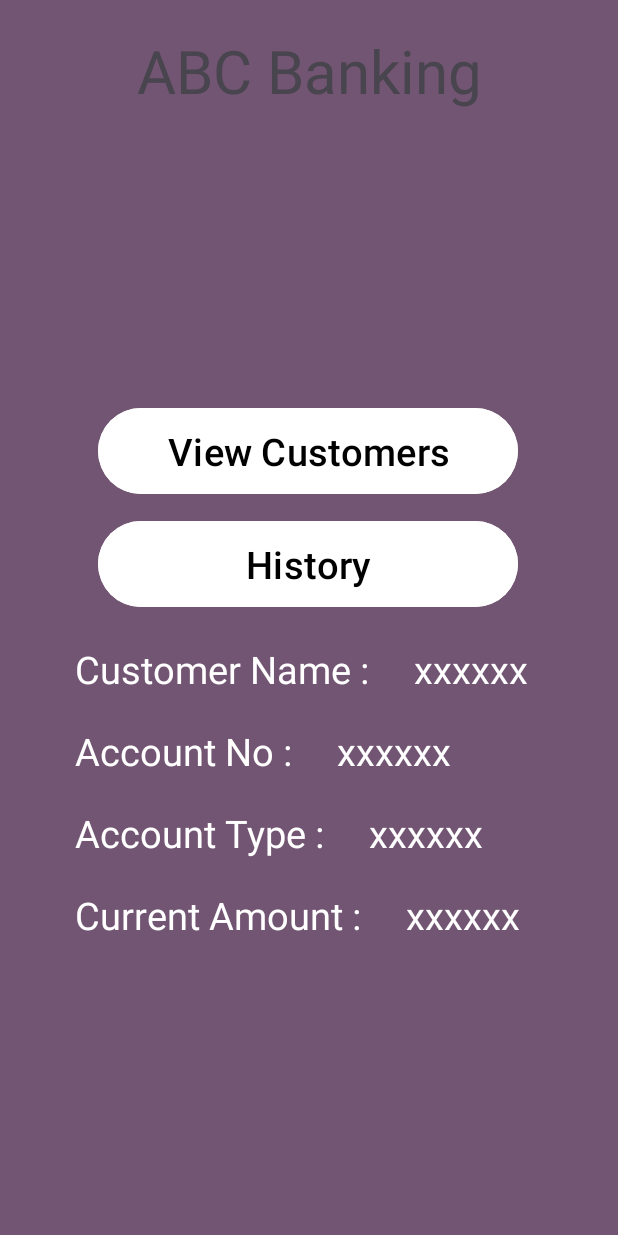
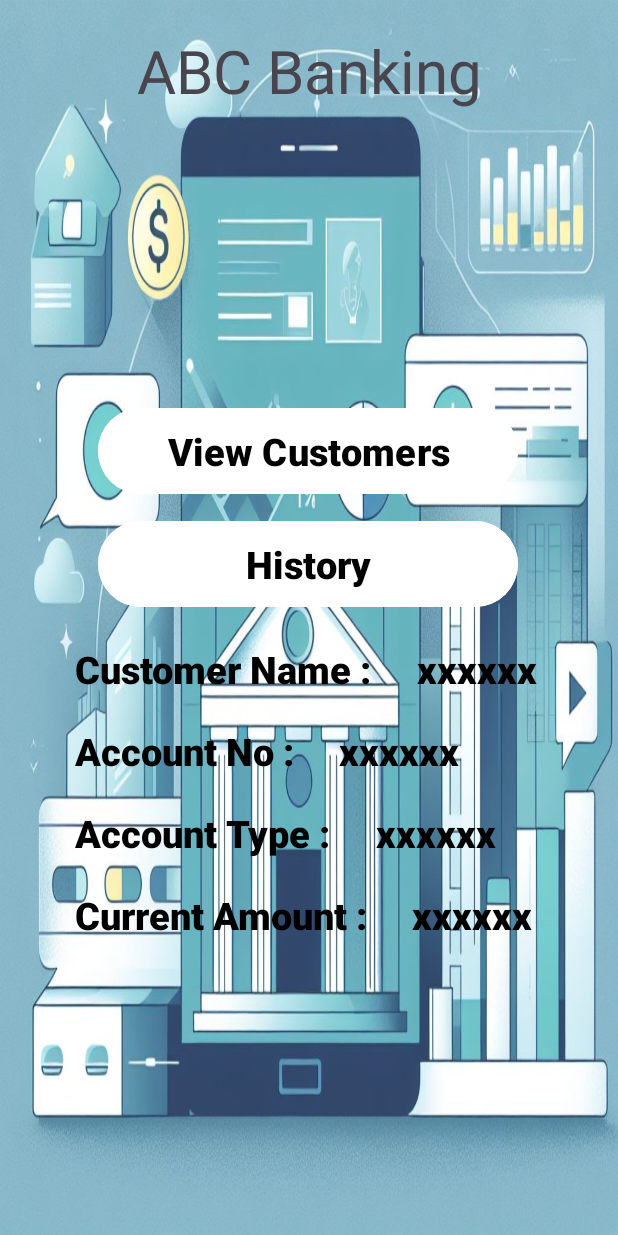
Before and after one commit to Crazzy-novus/Banfking_System_android_Java, an Android app: the screen it shows after launch (MainActivity), on a phone screen of 412 x 824 dp. Run offline under Robolectric (Android 15) with nearby library versions, the phone set to English and light mode, and no system bars.

Commit message:
moved to new version of android studio

```diff
--- a/app/src/main/res/layout/activity_main.xml
+++ b/app/src/main/res/layout/activity_main.xml
@@ -2,7 +2,7 @@
 <LinearLayout xmlns:android="http://schemas.android.com/apk/res/android"
     xmlns:app="http://schemas.android.com/apk/res-auto"
     xmlns:tools="http://schemas.android.com/tools"
-    android:background="@color/material_dynamic_tertiary40"
+    android:background="@drawable/img"
     android:layout_width="match_parent"
     android:layout_height="match_parent"
     tools:context=".MainActivity"
@@ -26,6 +26,7 @@
         android:text="@string/button1"
         android:textAlignment="center"
         android:backgroundTint="@color/white"
+        android:fontFamily="sans-serif-black"
         android:textColor="@color/black"
          android:textSize="25sp"/>
 
@@ -38,6 +39,7 @@
         android:text="@string/button2"
         android:textAlignment="center"
         android:backgroundTint="@color/white"
+        android:fontFamily="sans-serif-black"
         android:textColor="@color/black"
         android:textSize="25sp"/>
     <LinearLayout
@@ -52,7 +54,8 @@
             android:layout_width="wrap_content"
             android:layout_height="wrap_content"
             android:layout_marginStart="50sp"
-            android:textColor="@color/white"
+            android:textColor="@color/black"
+            android:fontFamily="sans-serif-black"
             android:textSize="25sp"
             android:text="@string/Name" />
 
@@ -61,7 +64,8 @@
             android:layout_width="wrap_content"
             android:layout_height="wrap_content"
             android:layout_marginStart="30sp"
-            android:textColor="@color/white"
+            android:textColor="@color/black"
+            android:fontFamily="sans-serif-black"
             android:textSize="25sp"
             android:text="@string/dummy" />
 
@@ -79,7 +83,8 @@
             android:layout_width="wrap_content"
             android:layout_height="wrap_content"
             android:layout_marginStart="50sp"
-            android:textColor="@color/white"
+            android:textColor="@color/black"
+            android:fontFamily="sans-serif-black"
             android:textSize="25sp"
             android:text="@string/Account_No" />
 
@@ -88,7 +93,8 @@
             android:layout_width="wrap_content"
             android:layout_height="wrap_content"
             android:layout_marginStart="30sp"
-            android:textColor="@color/white"
+            android:textColor="@color/black"
+            android:fontFamily="sans-serif-black"
             android:textSize="25sp"
             android:text="@string/dummy" />
 
@@ -106,7 +112,8 @@
             android:layout_width="wrap_content"
             android:layout_height="wrap_content"
             android:layout_marginStart="50sp"
-            android:textColor="@color/white"
+            android:textColor="@color/black"
+            android:fontFamily="sans-serif-black"
             android:textSize="25sp"
             android:text="@string/Account_type" />
 
@@ -115,7 +122,8 @@
             android:layout_width="wrap_content"
             android:layout_height="wrap_content"
             android:layout_marginStart="30sp"
-            android:textColor="@color/white"
+            android:textColor="@color/black"
+            android:fontFamily="sans-serif-black"
             android:textSize="25sp"
             android:text="@string/dummy" />
 
@@ -133,7 +141,8 @@
             android:layout_width="wrap_content"
             android:layout_height="wrap_content"
             android:layout_marginStart="50sp"
-            android:textColor="@color/white"
+            android:textColor="@color/black"
+            android:fontFamily="sans-serif-black"
             android:textSize="25sp"
             android:text="@string/Current" />
 
@@ -142,7 +151,8 @@
             android:layout_width="wrap_content"
             android:layout_height="wrap_content"
             android:layout_marginStart="30sp"
-            android:textColor="@color/white"
+            android:textColor="@color/black"
+            android:fontFamily="sans-serif-black"
             android:textSize="25sp"
             android:text="@string/dummy" />
 
```
Also changed, not shown: app/src/main/res/drawable/img.png (added).
